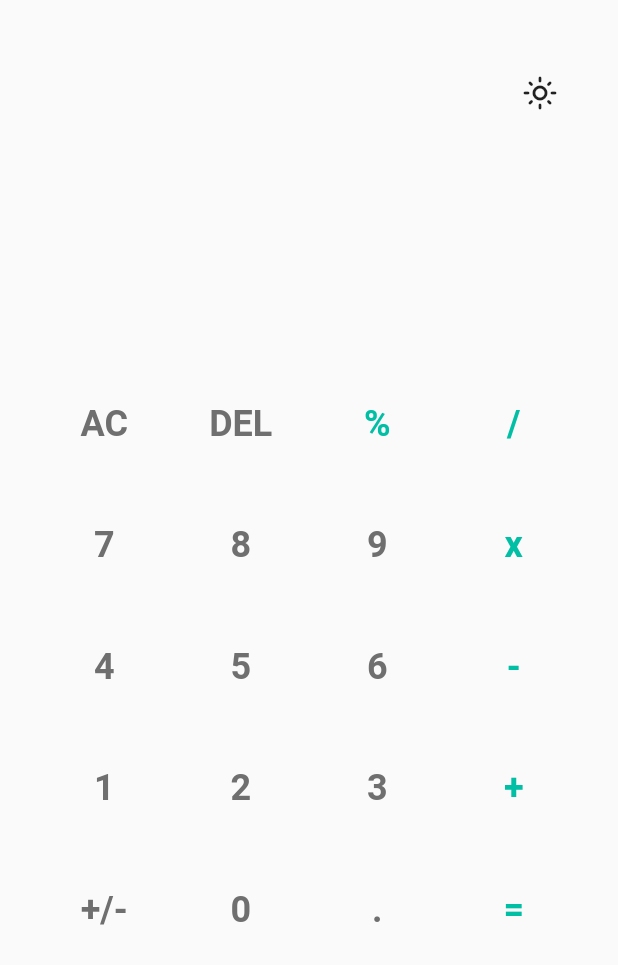
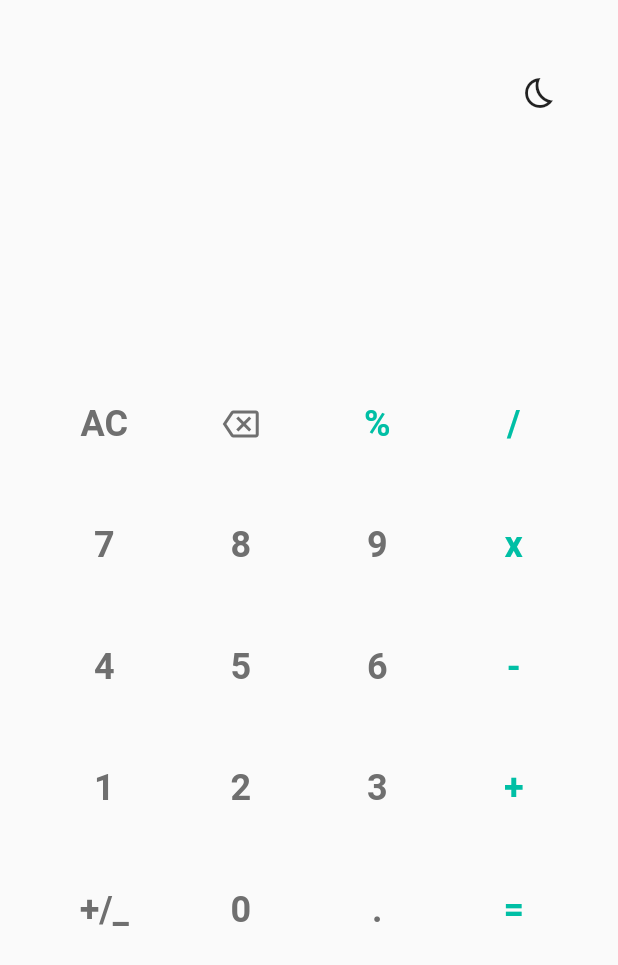
Before and after one commit to karthik-reddy-8/noor-task-1, a Flutter app: the screen it shows after launch, on a phone screen of 412 x 824 dp. Shown: the top 965 px of the screen. Run offline on Flutter 3.47's test engine with Material 2 defaults, Android fonts, the phone set to English and light mode, and no system bars; our stand-ins replace math_expressions, stacked.

Commit message:
Removed unnecessary code and changed the light icon based on the theme

```diff
--- a/lib/main.dart
+++ b/lib/main.dart
@@ -3,10 +3,12 @@ import 'package:flutter_calculator/utils/app.dart';
 import 'package:flutter_calculator/views/home_page.dart';
 
 void main() {
-  runApp(MyApp());
+  runApp(const MyApp());
 }
 
 class MyApp extends StatelessWidget {
+  const MyApp({Key? key}) : super(key: key);
+
   @override
   Widget build(BuildContext context) {
     return MaterialApp(
--- a/lib/utils/custom_widgets.dart
+++ b/lib/utils/custom_widgets.dart
@@ -1,4 +1,4 @@
-import 'package:flutter/cupertino.dart';
+import 'package:flutter/material.dart';
 import 'package:flutter_calculator/utils/app.dart';
 
 Widget buildButton({
@@ -16,7 +16,11 @@ Widget buildButton({
         child: Container(
           color: color,
           child: Center(
-            child: Text(
+            child: buttonText == 'DEL' ? Icon(
+                Icons.backspace_outlined,
+              color: textColor,
+            ) :
+            Text(
               buttonText,
               style: TextStyle(
                 color: textColor,
--- a/lib/view_models/home_view_model.dart
+++ b/lib/view_models/home_view_model.dart
@@ -23,14 +23,14 @@ class HomeViewModel extends ChangeNotifier {
     '2',
     '3',
     '+',
-    '+/-',
+    '+/_',
     '0',
     '.',
     '=',
   ];
 
   bool isOperator(String x) {
-    if (x == '/' || x == 'x' || x == '-' || x == '+' || x == '=' || x == '+/-') {
+    if (x == '/' || x == 'x' || x == '-' || x == '+' || x == '=' || x == '+/_') {
       return true;
     }
     return false;
@@ -53,10 +53,10 @@ class HomeViewModel extends ChangeNotifier {
     notifyListeners();
   }
 
-
   Future<void> equalPressed() async{
     String finalUserInput = userInput;
     finalUserInput = userInput.replaceAll('x', '*');
+    finalUserInput = userInput.replaceAll('+/_', '-');
     Parser p = Parser();
     Expression exp = p.parse(finalUserInput);
     ContextModel cm = ContextModel();
--- a/lib/views/home_page.dart
+++ b/lib/views/home_page.dart
@@ -47,14 +47,16 @@ class _HomeState extends State<Home> with WidgetsBindingObserver {
                                   widget.model.isDarkMode =
                                       !widget.model.isDarkMode;
                                 },
-                                icon: const Icon(Icons.light_mode_outlined)),
+                                icon: widget.model.isDarkMode
+                                    ? const Icon(Icons.light_mode_outlined)
+                                    : const Icon(Icons.bedtime_outlined)),
                             App.columnSpacer(height: App.height * 0.1),
                             Container(
                               padding: EdgeInsets.symmetric(
                                   horizontal: App.width * 0.03),
                               alignment: Alignment.centerRight,
                               child: Text(
-                                widget.model.userInput,
+                                widget.model.userInput.replaceAll('+/_', '-'),
                                 style: TextStyle(
                                     fontSize: App.textTheme.headline6!.fontSize,
                                     color: customColor.labelColor),
@@ -124,6 +126,9 @@ class _HomeState extends State<Home> with WidgetsBindingObserver {
                             } else if (index == 16) {
                               return buildButton(
                                 buttonText: widget.model.buttons[index],
+                                buttonTapped: () {
+                                  widget.model.buttonIndex(index);
+                                },
                                 color: widget.model
                                         .isOperator(widget.model.buttons[index])
                                     ? customColor.transparent
@@ -150,8 +155,8 @@ class _HomeState extends State<Home> with WidgetsBindingObserver {
                                 color: widget.model
                                         .isOperator(widget.model.buttons[index])
                                     ? (widget.model.isDarkMode
-                                    ? customColor.white
-                                    : customColor.transparent)
+                                        ? customColor.white
+                                        : customColor.transparent)
                                     : customColor.transparent,
                                 textColor: widget.model
                                         .isOperator(widget.model.buttons[index])
--- a/pubspec.yaml
+++ b/pubspec.yaml
@@ -34,12 +34,6 @@ dependencies:
   # The following adds the Cupertino Icons font to your application.
   # Use with the CupertinoIcons class for iOS style icons.
   cupertino_icons: ^1.0.2
-#  firebase_auth: ^3.3.14
-#  firebase_core: ^1.14.0
-#  firebase_database: ^9.0.10
-#  firebase_storage: ^10.1.0
-  flutter_secure_storage: ^5.0.2
-  image_picker: ^0.8.4+4
   math_expressions: ^2.3.0
   stacked: ^2.2.7
   provider: ^6.0.2
```
Also changed, not shown: pubspec.lock, 1 other file.
